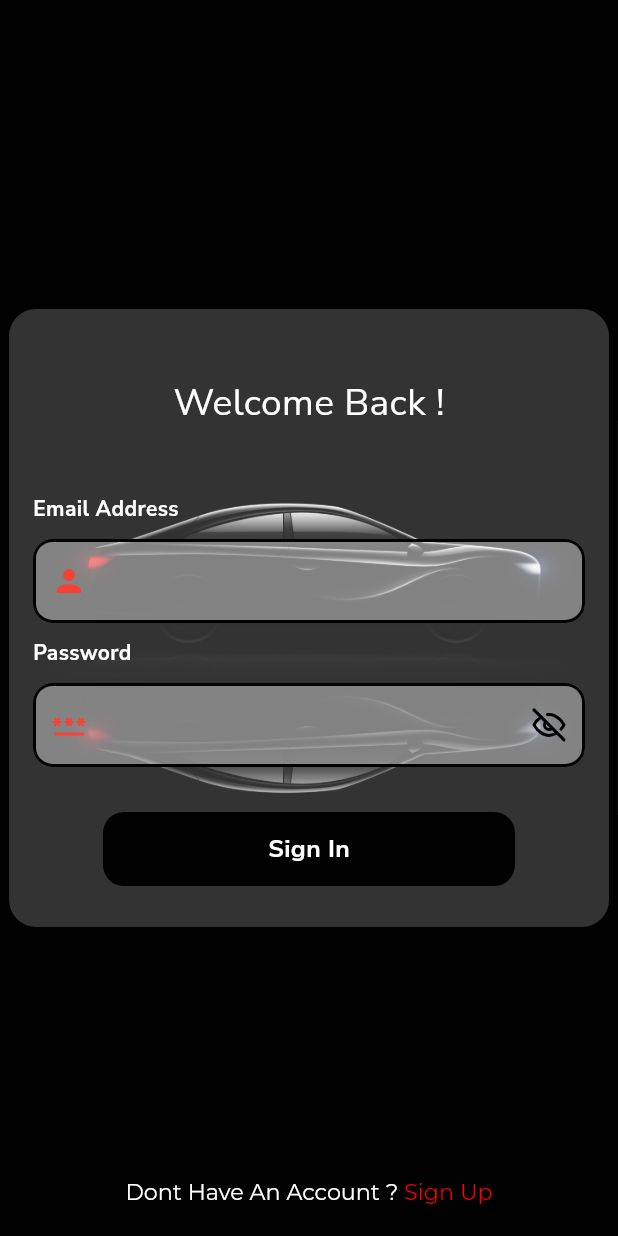
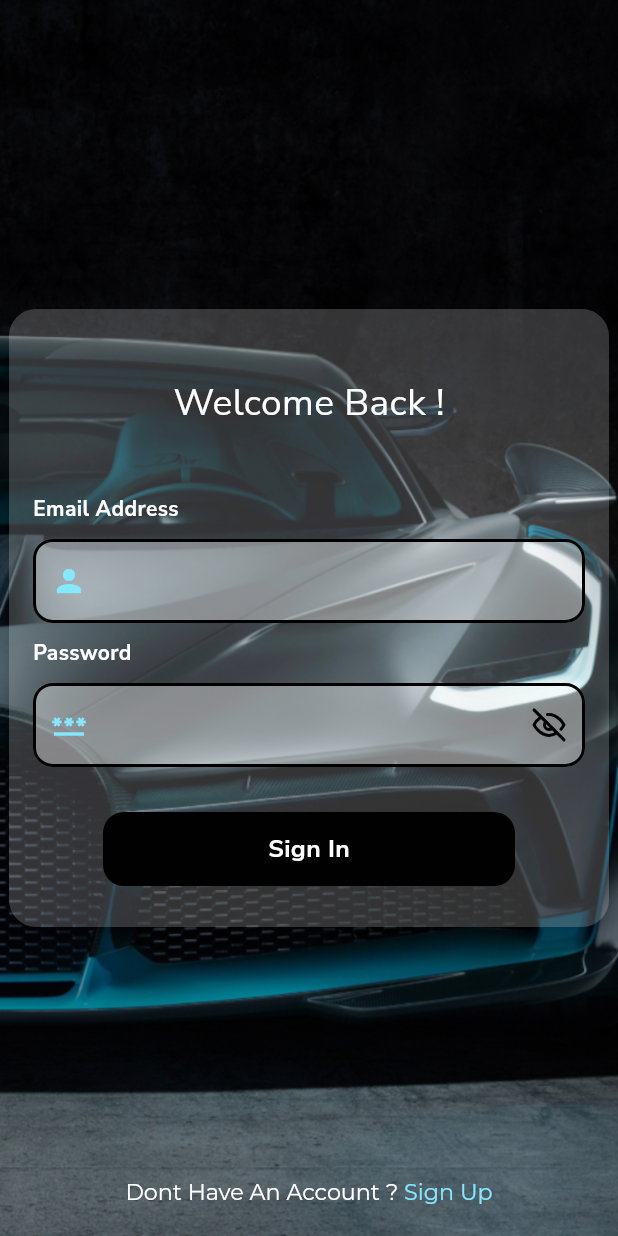
Before and after one commit to salemhaddara/car-theft, a Flutter app: the screen it shows after launch, after a tap on "Sign in", on a phone screen of 412 x 824 dp. Run offline on Flutter 3.47's test engine with Material 3 defaults, Android fonts, the phone set to English and light mode, and no system bars; our stand-ins replace cloud_firestore, firebase_auth, firebase_core, firebase_database, flutter_svg, google_fonts and 3 more; accounts and stored records are empty.

Commit message:
changing in ui

```diff
--- a/lib/core/theme/Widgets/changeModeButton.dart
+++ b/lib/core/theme/Widgets/changeModeButton.dart
@@ -33,7 +33,6 @@ class ChangeModeButton extends StatelessWidget {
                 builder: (context, snapshot) {
                   if (snapshot.hasData) {
                     int? userTheftValue = snapshot.data?.snapshot.value as int;
-
                     return Container(
                       width: size.width,
                       height: 100,
--- a/lib/core/theme/Widgets/inputfield.dart
+++ b/lib/core/theme/Widgets/inputfield.dart
@@ -68,7 +68,7 @@ class _InputFieldState extends State<InputField> {
               fillColor: const Color.fromARGB(100, 255, 255, 255),
               prefixIcon: Icon(
                 widget.icon,
-                color: Colors.red,
+                color: blue,
               ),
               errorBorder: const OutlineInputBorder(
                   borderRadius: BorderRadius.all(Radius.circular(13)),
--- a/lib/core/theme/Widgets/mySnackbar.dart
+++ b/lib/core/theme/Widgets/mySnackbar.dart
@@ -1,6 +1,7 @@
 // ignore_for_file: file_names, camel_case_types
 
 import 'package:cartheftsafety/core/theme/Widgets/text400normal.dart';
+import 'package:cartheftsafety/core/theme/colors/MyColors.dart';
 import 'package:flutter/material.dart';
 
 class mySnackbar {
@@ -17,7 +18,7 @@ class mySnackbar {
           width: size.width,
           constraints: const BoxConstraints(maxHeight: 100, minHeight: 50),
           decoration: const BoxDecoration(
-              color: Color.fromARGB(50, 255, 255, 255),
+              color: Color.fromARGB(99, 0, 0, 0),
               borderRadius: BorderRadius.all(Radius.circular(25))),
           child: Column(children: [
             const SizedBox(
@@ -27,7 +28,7 @@ class mySnackbar {
                 child: text400normal(
               text: text,
               align: TextAlign.center,
-              color: Colors.red,
+              color: blue,
               fontsize: 16,
             )),
             const SizedBox(
--- a/lib/core/theme/Widgets/signuprichtext.dart
+++ b/lib/core/theme/Widgets/signuprichtext.dart
@@ -1,3 +1,6 @@
+// ignore_for_file: camel_case_types
+
+import 'package:cartheftsafety/core/theme/colors/MyColors.dart';
 import 'package:flutter/gestures.dart';
 import 'package:flutter/material.dart';
 import 'package:google_fonts/google_fonts.dart';
@@ -30,7 +33,7 @@ class signuprichtext extends StatelessWidget {
           TextSpan(
             text: clickableText,
             style: GoogleFonts.montserrat(
-              color: const Color.fromARGB(255, 255, 0, 0),
+              color: blue,
               fontWeight: FontWeight.w400,
               fontSize: fontsize,
             ),
--- a/lib/core/theme/colors/MyColors.dart
+++ b/lib/core/theme/colors/MyColors.dart
@@ -4,3 +4,4 @@ import 'package:flutter/material.dart';
 
 Color black = const Color.fromARGB(255, 1, 1, 1);
 Color white = const Color.fromARGB(255, 255, 255, 255);
+Color blue = const Color.fromARGB(255, 132, 232, 255);
--- a/lib/features/login/loginScreen.dart
+++ b/lib/features/login/loginScreen.dart
@@ -25,7 +25,7 @@ class loginScreen extends StatefulWidget {
 class _loginScreenState extends State<loginScreen> {
   final formKey = GlobalKey<FormState>();
   String emailcheck = '', passwordcheck = '';
-  bool isLoading = false; // To track loading state
+  bool isLoading = false;
 
   @override
   Widget build(BuildContext context) {
@@ -39,11 +39,14 @@ class _loginScreenState extends State<loginScreen> {
               Align(
                 alignment: Alignment.center,
                 child: Container(
-                  height: size.height / 2,
+                  height: size.height,
                   width: size.width,
-                  alignment: Alignment.center,
+                  alignment: Alignment.bottomCenter,
+                  padding: const EdgeInsets.all(0),
                   child: Image.asset(
                     'assets/images/car.jpg',
+                    height: size.height,
+                    width: size.width,
                     fit: BoxFit.cover,
                   ),
                 ),
@@ -61,7 +64,7 @@ class _loginScreenState extends State<loginScreen> {
                 child: Container(
                   height: size.height / 2,
                   margin: const EdgeInsets.all(6),
-                  padding: const EdgeInsets.all(16),
+                  padding: const EdgeInsets.symmetric(horizontal: 16),
                   alignment: Alignment.center,
                   decoration: const BoxDecoration(
                       color: Color.fromARGB(50, 255, 255, 255),
@@ -270,6 +273,7 @@ class _loginScreenState extends State<loginScreen> {
     } on SocketException {
       mySnackbar.showSnackbar(context, 'Check Your Internet Connection');
     } catch (e) {
+      print(e);
       mySnackbar.showSnackbar(context, 'User Credentiels are not correct');
     }
   }
--- a/lib/features/map/mapScreen.dart
+++ b/lib/features/map/mapScreen.dart
@@ -100,7 +100,7 @@ class _mapScreenState extends State<mapScreen> {
       floatingActionButtonLocation: FloatingActionButtonLocation.centerFloat,
       floatingActionButton: FloatingActionButton(
         onPressed: _moveToCustomerLocation,
-        backgroundColor: Colors.red,
+        backgroundColor: blue,
         child: SvgPicture.asset('assets/images/carlocation.svg'),
       ),
       backgroundColor: black,
--- a/lib/features/welcome/welcomeScreen.dart
+++ b/lib/features/welcome/welcomeScreen.dart
@@ -34,10 +34,26 @@ class _welcomeScreenState extends State<welcomeScreen> {
           Align(
             alignment: Alignment.center,
             child: Container(
-              height: (size.height) / 2,
+              height: (size.height),
               width: (size.width),
               alignment: Alignment.center,
-              child: Image.asset('assets/images/car.jpg'),
+              padding: const EdgeInsets.all(0),
+              child: Image.asset(
+                'assets/images/car.jpg',
+                fit: BoxFit.cover,
+                height: size.height,
+                width: size.width,
+              ),
+            ),
+          ),
+          Align(
+            alignment: Alignment.topCenter,
+            child: SizedBox(
+              height: size.height / 3,
+              width: size.width,
+              child: Image.asset(
+                'assets/images/logotransparent.png',
+              ),
             ),
           ),
           Align(
@@ -48,34 +64,58 @@ class _welcomeScreenState extends State<welcomeScreen> {
               alignment: Alignment.center,
               child: Column(
                 children: [
-                  GestureDetector(
+                  InkWell(
+                    borderRadius: const BorderRadius.all(Radius.circular(7)),
                     onTap: () {
+                      //navigate user to sign up
+                      Navigator.of(context)
+                          .push(MaterialPageRoute(builder: (context) {
+                        return const SignUpScreen();
+                      }));
+                    },
+                    child: Container(
+                      width: 250,
+                      padding: const EdgeInsets.all(8),
+                      alignment: Alignment.center,
+                      decoration: const BoxDecoration(
+                          color: Colors.black,
+                          borderRadius: BorderRadius.all(Radius.circular(7))),
+                      child: text400normal(
+                          text: 'Create an Account',
+                          color: blue,
+                          align: TextAlign.center,
+                          weight: FontWeight.w400,
+                          fontsize: 20),
+                    ),
+                  ),
+                  const SizedBox(
+                    height: 20,
+                  ),
+                  InkWell(
+                    borderRadius: const BorderRadius.all(Radius.circular(7)),
+                    onTap: () {
+                      //navigate user to login screen
                       Navigator.of(context)
                           .push(MaterialPageRoute(builder: (context) {
                         return const loginScreen();
                       }));
                     },
-                    child: const text400normal(
-                      text: 'Sign in',
-                      color: Colors.white,
-                      fontsize: 20,
+                    child: Container(
+                      width: 250,
+                      alignment: Alignment.center,
+                      padding: const EdgeInsets.symmetric(
+                          vertical: 8, horizontal: 16),
+                      decoration: BoxDecoration(
+                          color: blue,
+                          borderRadius:
+                              const BorderRadius.all(Radius.circular(7))),
+                      child: text400normal(
+                        text: 'Sign in',
+                        color: black,
+                        weight: FontWeight.w400,
+                        fontsize: 20,
+                      ),
                     ),
-                  ),
-                  const SizedBox(
-                    height: 20,
-                  ),
-                  GestureDetector(
-                    onTap: () {
-                      //navigate to sign up
-                      Navigator.of(context)
-                          .push(MaterialPageRoute(builder: (context) {
-                        return const SignUpScreen();
-                      }));
-                    },
-                    child: const text400normal(
-                        text: 'Create an Account',
-                        color: Colors.white,
-                        fontsize: 20),
                   ),
                 ],
               ),
```
Also changed, not shown: lib/core/theme/Widgets/Snackbar.dart (deleted, +0 -43 lines), lib/features/signup/SignUpScreen.dart (+6 -2 lines), assets/images/car.jpg.
